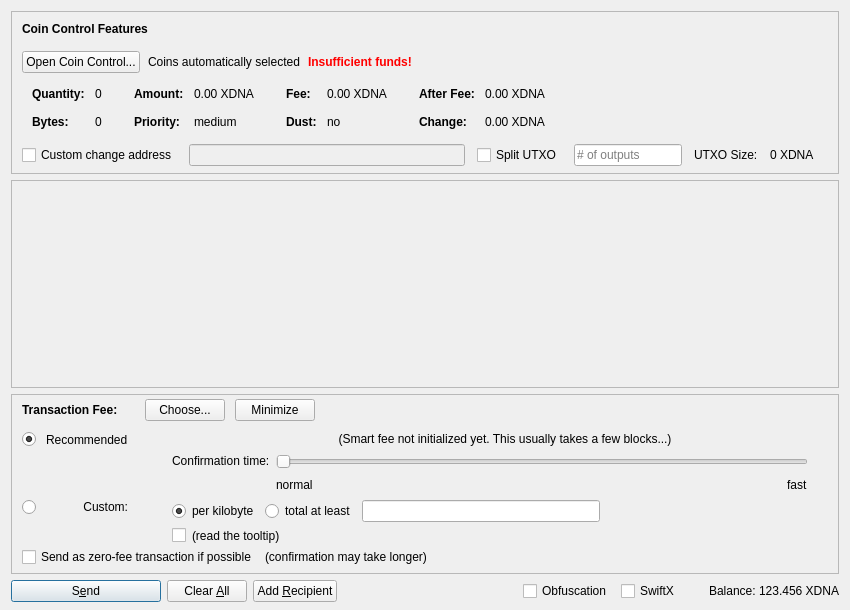
Above: src/qt/forms/sendcoinsdialog.ui from BitFriday/vidividi before the change. Below: the same form after it.
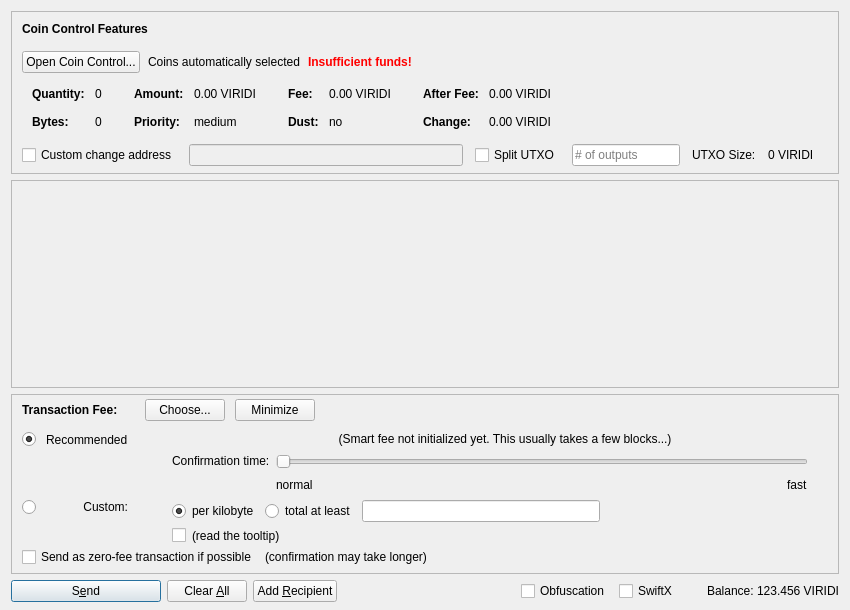
That is the form after the change. Icons and pictures are not drawn. Custom widgets are drawn as their Qt base class.

The edit to the form file:
```diff
--- a/src/qt/forms/sendcoinsdialog.ui
+++ b/src/qt/forms/sendcoinsdialog.ui
@@ -324,7 +324,7 @@
                   <enum>Qt::ActionsContextMenu</enum>
                  </property>
                  <property name="text">
-                  <string notr="true">0.00 XDNA</string>
+                  <string notr="true">0.00 VIRIDI</string>
                  </property>
                  <property name="textInteractionFlags">
                   <set>Qt::LinksAccessibleByMouse|Qt::TextSelectableByKeyboard|Qt::TextSelectableByMouse</set>
@@ -404,7 +404,7 @@
                   <enum>Qt::ActionsContextMenu</enum>
                  </property>
                  <property name="text">
-                  <string notr="true">0.00 XDNA</string>
+                  <string notr="true">0.00 VIRIDI</string>
                  </property>
                  <property name="textInteractionFlags">
                   <set>Qt::LinksAccessibleByMouse|Qt::TextSelectableByKeyboard|Qt::TextSelectableByMouse</set>
@@ -484,7 +484,7 @@
                   <enum>Qt::ActionsContextMenu</enum>
                  </property>
                  <property name="text">
-                  <string notr="true">0.00 XDNA</string>
+                  <string notr="true">0.00 VIRIDI</string>
                  </property>
                  <property name="textInteractionFlags">
                   <set>Qt::LinksAccessibleByMouse|Qt::TextSelectableByKeyboard|Qt::TextSelectableByMouse</set>
@@ -513,7 +513,7 @@
                   <enum>Qt::ActionsContextMenu</enum>
                  </property>
                  <property name="text">
-                  <string notr="true">0.00 XDNA</string>
+                  <string notr="true">0.00 VIRIDI</string>
                  </property>
                  <property name="textInteractionFlags">
                   <set>Qt::LinksAccessibleByMouse|Qt::TextSelectableByKeyboard|Qt::TextSelectableByMouse</set>
@@ -594,7 +594,7 @@
           <item>
            <widget class="QLabel" name="labelBlockSize">
             <property name="text">
-             <string>0 XDNA</string>
+             <string>0 VIRIDI</string>
             </property>
            </widget>
           </item>
@@ -1435,7 +1435,7 @@
           <cursorShape>IBeamCursor</cursorShape>
          </property>
          <property name="text">
-          <string notr="true">123.456 XDNA</string>
+          <string notr="true">123.456 VIRIDI</string>
          </property>
          <property name="textInteractionFlags">
           <set>Qt::LinksAccessibleByMouse|Qt::TextSelectableByKeyboard|Qt::TextSelectableByMouse</set>
```
Left out of the diff: 4 changed lines with no effect on the pictures.
